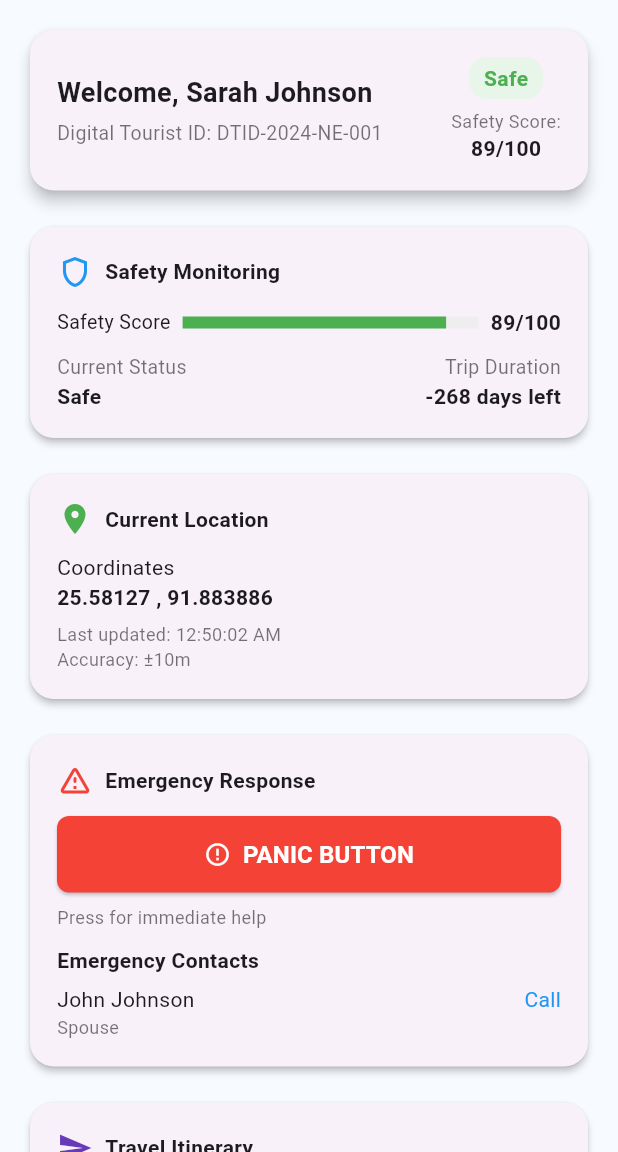
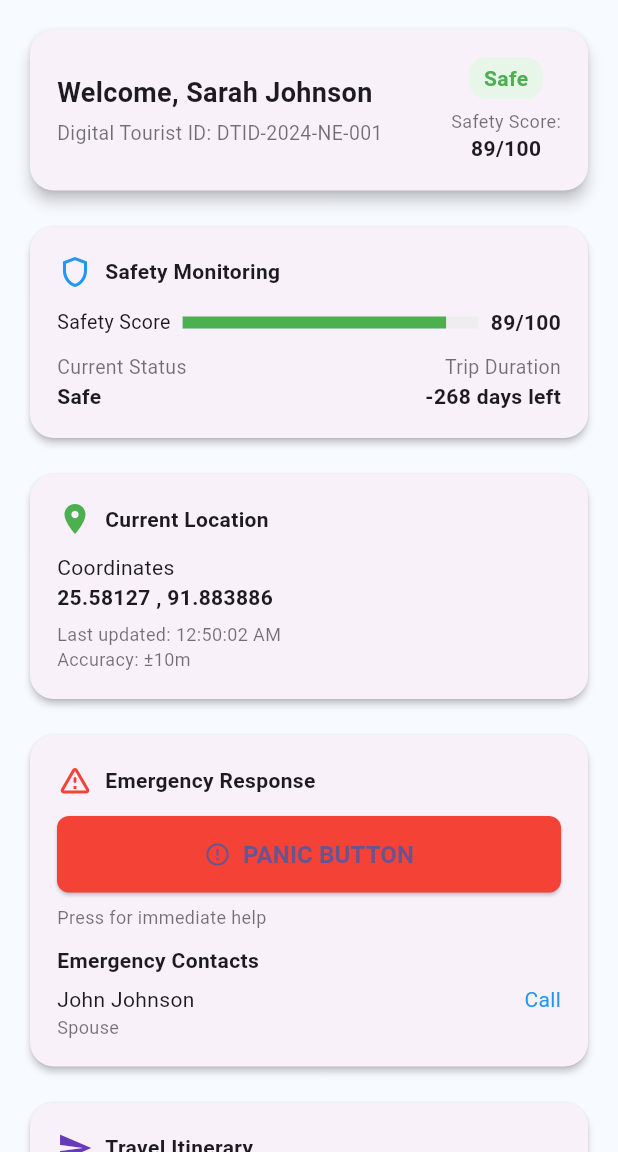
Before and after one commit to JagdishSingh01/safeTripApp-Humsafar-, a Flutter app: the TouristDashboardScreen screen opened directly, on a phone screen of 412 x 824 dp, the part 84-1236 px from its top. Run offline on Flutter 3.47's test engine with Material 3 defaults, Android fonts, the phone set to English and light mode, and no system bars; our stand-ins replace equatable, flutter_bloc.

Commit message:
made the panic alert button for tourists

```diff
--- a/lib/presentation/bloc/emergency_bloc/emergency_bloc.dart
+++ b/lib/presentation/bloc/emergency_bloc/emergency_bloc.dart
@@ -1,14 +1,11 @@
 import 'package:flutter_bloc/flutter_bloc.dart';
-// import 'package:equatable/equatable.dart';
+import 'package:equatable/equatable.dart';
 
 part 'emergency_event.dart';
 part 'emergency_state.dart';
 
 class EmergencyBloc extends Bloc<EmergencyEvent, EmergencyState> {
-  // In a real app, you would inject a repository here.
-  // Example: final EmergencyRepository _emergencyRepository;
-  // EmergencyBloc(this._emergencyRepository) : super(EmergencyState());
-  EmergencyBloc() : super(EmergencyState()) {
+  EmergencyBloc() : super(const EmergencyState()) {
     on<PanicButtonPressed>(_onPanicButtonPressed);
   }
 
@@ -16,19 +13,12 @@ class EmergencyBloc extends Bloc<EmergencyEvent, EmergencyState> {
     PanicButtonPressed event,
     Emitter<EmergencyState> emit,
   ) async {
-    // Emit 'sending' state to update the UI
-    emit(EmergencyState(status: EmergencyStatus.sending));
-
+    emit(const EmergencyState(status: EmergencyStatus.sending));
     try {
-      // Simulate API call to send the alert.
-      // In a real app, this would be `_emergencyRepository.sendAlert()`.
       await Future.delayed(const Duration(seconds: 2));
-
-      // Emit 'sent' state on success.
-      emit(EmergencyState(status: EmergencyStatus.sent));
+      emit(const EmergencyState(status: EmergencyStatus.sent));
     } catch (e) {
-      // Emit 'initial' state or an 'error' state on failure.
-      emit(EmergencyState(status: EmergencyStatus.initial));
+      emit(const EmergencyState(status: EmergencyStatus.initial));
     }
   }
 }
--- a/lib/presentation/bloc/emergency_bloc/emergency_event.dart
+++ b/lib/presentation/bloc/emergency_bloc/emergency_event.dart
@@ -1,5 +1,11 @@
 part of 'emergency_bloc.dart';
 
-abstract class EmergencyEvent {}
+abstract class EmergencyEvent extends Equatable {
+  const EmergencyEvent();
+  @override
+  List<Object?> get props => [];
+}
 
-class PanicButtonPressed extends EmergencyEvent {}
+class PanicButtonPressed extends EmergencyEvent {
+  const PanicButtonPressed();
+}
--- a/lib/presentation/bloc/emergency_bloc/emergency_state.dart
+++ b/lib/presentation/bloc/emergency_bloc/emergency_state.dart
@@ -2,7 +2,10 @@ part of 'emergency_bloc.dart';
 
 enum EmergencyStatus { initial, sending, sent }
 
-class EmergencyState {
+class EmergencyState extends Equatable {
   final EmergencyStatus status;
-  EmergencyState({this.status = EmergencyStatus.initial});
+  const EmergencyState({this.status = EmergencyStatus.initial});
+
+  @override
+  List<Object?> get props => [status];
 }
--- a/lib/presentation/screens/emergency_response_card.dart
+++ b/lib/presentation/screens/emergency_response_card.dart
@@ -27,9 +27,9 @@ class EmergencyResponseCard extends StatelessWidget {
             BlocBuilder<EmergencyBloc, EmergencyState>(
               builder: (context, state) {
                 if (state.status == EmergencyStatus.sent) {
-                  return buildAlertSentButton();
+                  return const _AlertSentButton();
                 } else {
-                  return buildPanicButton(context, state.status);
+                  return const _PanicButton();
                 }
               },
             ),
@@ -51,8 +51,15 @@ class EmergencyResponseCard extends StatelessWidget {
       ),
     );
   }
+}
 
-  Widget buildPanicButton(BuildContext context, EmergencyStatus status) {
+// Private helper widget for the panic button.
+class _PanicButton extends StatelessWidget {
+  const _PanicButton({Key? key}) : super(key: key);
+
+  @override
+  Widget build(BuildContext context) {
+    final status = context.watch<EmergencyBloc>().state.status;
     return SizedBox(
       width: double.infinity,
       child: ElevatedButton.icon(
@@ -62,7 +69,6 @@ class EmergencyResponseCard extends StatelessWidget {
           padding: const EdgeInsets.symmetric(vertical: 14),
         ),
         onPressed: status == EmergencyStatus.sending ? null : () {
-          // Add the event to the BLoC on button press.
           BlocProvider.of<EmergencyBloc>(context).add(PanicButtonPressed());
         },
         icon: const Icon(Icons.error_outline),
@@ -73,8 +79,14 @@ class EmergencyResponseCard extends StatelessWidget {
       ),
     );
   }
+}
 
-  Widget buildAlertSentButton() {
+// Private helper widget for the alert sent button.
+class _AlertSentButton extends StatelessWidget {
+  const _AlertSentButton({Key? key}) : super(key: key);
+
+  @override
+  Widget build(BuildContext context) {
     return SizedBox(
       width: double.infinity,
       child: ElevatedButton.icon(
--- a/lib/presentation/screens/tourist_dashboard_screen.dart
+++ b/lib/presentation/screens/tourist_dashboard_screen.dart
@@ -1,4 +1,9 @@
+// lib/tourist_dashboard_screen.dart
+
 import 'package:flutter/material.dart';
+import 'package:flutter_bloc/flutter_bloc.dart';
+import 'emergency_response_card.dart'; // Import the correct file
+import '../bloc/emergency_bloc/emergency_bloc.dart';
 
 class TouristDashboardScreen extends StatelessWidget {
   const TouristDashboardScreen({Key? key}) : super(key: key);
@@ -11,15 +16,24 @@ class TouristDashboardScreen extends StatelessWidget {
           padding: EdgeInsets.zero,
           children: [
             DrawerHeader(
-              decoration: BoxDecoration(
-                color: Colors.blue.shade700,
-              ),
+              decoration: BoxDecoration(color: Colors.blue.shade700),
               child: Column(
                 crossAxisAlignment: CrossAxisAlignment.start,
                 children: const [
-                  CircleAvatar(radius: 28, backgroundColor: Colors.white, child: Icon(Icons.person, size: 36, color: Colors.blue)),
+                  CircleAvatar(
+                    radius: 28,
+                    backgroundColor: Colors.white,
+                    child: Icon(Icons.person, size: 36, color: Colors.blue),
+                  ),
                   SizedBox(height: 10),
-                  Text('Rajesh Sharma', style: TextStyle(color: Colors.white, fontWeight: FontWeight.bold, fontSize: 18)),
+                  Text(
+                    'Rajesh Sharma',
+                    style: TextStyle(
+                      color: Colors.white,
+                      fontWeight: FontWeight.bold,
+                      fontSize: 18,
+                    ),
+                  ),
                   Text('Tourist', style: TextStyle(color: Colors.white70)),
                 ],
               ),
@@ -50,7 +64,9 @@ class TouristDashboardScreen extends StatelessWidget {
           children: [
             // Welcome Card
             Card(
-              shape: RoundedRectangleBorder(borderRadius: BorderRadius.circular(16)),
+              shape: RoundedRectangleBorder(
+                borderRadius: BorderRadius.circular(16),
+              ),
               elevation: 4,
               child: Padding(
                 padding: const EdgeInsets.all(18),
@@ -60,25 +76,52 @@ class TouristDashboardScreen extends StatelessWidget {
                       child: Column(
                         crossAxisAlignment: CrossAxisAlignment.start,
                         children: const [
-                          Text('Welcome, Sarah Johnson', style: TextStyle(fontWeight: FontWeight.bold, fontSize: 18)),
+                          Text(
+                            'Welcome, Sarah Johnson',
+                            style: TextStyle(
+                              fontWeight: FontWeight.bold,
+                              fontSize: 18,
+                            ),
+                          ),
                           SizedBox(height: 4),
-                          Text('Digital Tourist ID: DTID-2024-NE-001', style: TextStyle(fontSize: 13, color: Colors.black54)),
+                          Text(
+                            'Digital Tourist ID: DTID-2024-NE-001',
+                            style: TextStyle(
+                              fontSize: 13,
+                              color: Colors.black54,
+                            ),
+                          ),
                         ],
                       ),
                     ),
                     Column(
                       children: [
                         Container(
-                          padding: const EdgeInsets.symmetric(horizontal: 10, vertical: 4),
+                          padding: const EdgeInsets.symmetric(
+                            horizontal: 10,
+                            vertical: 4,
+                          ),
                           decoration: BoxDecoration(
                             color: Colors.green.shade50,
                             borderRadius: BorderRadius.circular(12),
                           ),
-                          child: const Text('Safe', style: TextStyle(color: Colors.green, fontWeight: FontWeight.bold)),
+                          child: const Text(
+                            'Safe',
+                            style: TextStyle(
+                              color: Colors.green,
+                              fontWeight: FontWeight.bold,
+                            ),
+                          ),
                         ),
                         const SizedBox(height: 6),
-                        const Text('Safety Score:', style: TextStyle(fontSize: 12, color: Colors.black54)),
-                        const Text('89/100', style: TextStyle(fontWeight: FontWeight.bold)),
+                        const Text(
+                          'Safety Score:',
+                          style: TextStyle(fontSize: 12, color: Colors.black54),
+                        ),
+                        const Text(
+                          '89/100',
+                          style: TextStyle(fontWeight: FontWeight.bold),
+                        ),
                       ],
                     ),
                   ],
@@ -88,7 +131,9 @@ class TouristDashboardScreen extends StatelessWidget {
             const SizedBox(height: 16),
             // Safety Monitoring Card
             Card(
-              shape: RoundedRectangleBorder(borderRadius: BorderRadius.circular(16)),
+              shape: RoundedRectangleBorder(
+                borderRadius: BorderRadius.circular(16),
+              ),
               elevation: 2,
               child: Padding(
                 padding: const EdgeInsets.all(18),
@@ -99,13 +144,19 @@ class TouristDashboardScreen extends StatelessWidget {
                       children: const [
                         Icon(Icons.shield_outlined, color: Colors.blue),
                         SizedBox(width: 8),
-                        Text('Safety Monitoring', style: TextStyle(fontWeight: FontWeight.bold)),
+                        Text(
+                          'Safety Monitoring',
+                          style: TextStyle(fontWeight: FontWeight.bold),
+                        ),
                       ],
                     ),
                     const SizedBox(height: 12),
                     Row(
                       children: [
-                        const Text('Safety Score', style: TextStyle(fontSize: 13)),
+                        const Text(
+                          'Safety Score',
+                          style: TextStyle(fontSize: 13),
+                        ),
                         const SizedBox(width: 8),
                         Expanded(
                           child: LinearProgressIndicator(
@@ -116,22 +167,37 @@ class TouristDashboardScreen extends StatelessWidget {
                           ),
                         ),
                         const SizedBox(width: 8),
-                        const Text('89/100', style: TextStyle(fontWeight: FontWeight.bold)),
+                        const Text(
+                          '89/100',
+                          style: TextStyle(fontWeight: FontWeight.bold),
+                        ),
                       ],
                     ),
                     const SizedBox(height: 10),
                     Row(
                       mainAxisAlignment: MainAxisAlignment.spaceBetween,
                       children: const [
-                        Text('Current Status', style: TextStyle(fontSize: 13, color: Colors.black54)),
-                        Text('Trip Duration', style: TextStyle(fontSize: 13, color: Colors.black54)),
+                        Text(
+                          'Current Status',
+                          style: TextStyle(fontSize: 13, color: Colors.black54),
+                        ),
+                        Text(
+                          'Trip Duration',
+                          style: TextStyle(fontSize: 13, color: Colors.black54),
+                        ),
                       ],
                     ),
                     Row(
                       mainAxisAlignment: MainAxisAlignment.spaceBetween,
                       children: const [
-                        Text('Safe', style: TextStyle(fontWeight: FontWeight.bold)),
-                        Text('-268 days left', style: TextStyle(fontWeight: FontWeight.bold)),
+                        Text(
+                          'Safe',
+                          style: TextStyle(fontWeight: FontWeight.bold),
+                        ),
+                        Text(
+                          '-268 days left',
+                          style: TextStyle(fontWeight: FontWeight.bold),
+                        ),
                       ],
                     ),
                   ],
@@ -141,7 +207,9 @@ class TouristDashboardScreen extends StatelessWidget {
             const SizedBox(height: 16),
             // Current Location Card
             Card(
-              shape: RoundedRectangleBorder(borderRadius: BorderRadius.circular(16)),
+              shape: RoundedRectangleBorder(
+                borderRadius: BorderRadius.circular(16),
+              ),
               elevation: 2,
               child: Padding(
                 padding: const EdgeInsets.all(18),
@@ -152,83 +220,43 @@ class TouristDashboardScreen extends StatelessWidget {
                       children: [
                         Icon(Icons.location_on, color: Colors.green),
                         SizedBox(width: 8),
-                        Text('Current Location', style: TextStyle(fontWeight: FontWeight.bold)),
+                        Text(
+                          'Current Location',
+                          style: TextStyle(fontWeight: FontWeight.bold),
+                        ),
                       ],
                     ),
                     SizedBox(height: 10),
                     Text('Coordinates'),
-                    Text('25.58127 , 91.883886', style: TextStyle(fontWeight: FontWeight.bold)),
+                    Text(
+                      '25.58127 , 91.883886',
+                      style: TextStyle(fontWeight: FontWeight.bold),
+                    ),
                     SizedBox(height: 6),
-                    Text('Last updated: 12:50:02 AM', style: TextStyle(fontSize: 12, color: Colors.black54)),
-                    Text('Accuracy: ±10m', style: TextStyle(fontSize: 12, color: Colors.black54)),
+                    Text(
+                      'Last updated: 12:50:02 AM',
+                      style: TextStyle(fontSize: 12, color: Colors.black54),
+                    ),
+                    Text(
+                      'Accuracy: ±10m',
+                      style: TextStyle(fontSize: 12, color: Colors.black54),
+                    ),
                   ],
                 ),
               ),
             ),
             const SizedBox(height: 16),
-            // Emergency Response Card
-            Card(
-              shape: RoundedRectangleBorder(borderRadius: BorderRadius.circular(16)),
-              elevation: 2,
-              child: Padding(
-                padding: const EdgeInsets.all(18),
-                child: Column(
-                  crossAxisAlignment: CrossAxisAlignment.start,
-                  children: [
-                    Row(
-                      children: const [
-                        Icon(Icons.warning_amber_rounded, color: Colors.red),
-                        SizedBox(width: 8),
-                        Text('Emergency Response', style: TextStyle(fontWeight: FontWeight.bold)),
-                      ],
-                    ),
-                    const SizedBox(height: 12),
-                    SizedBox(
-                      width: double.infinity,
-                      child: ElevatedButton.icon(
-                        style: ElevatedButton.styleFrom(
-                          backgroundColor: Colors.red,
-                          shape: RoundedRectangleBorder(
-                            borderRadius: BorderRadius.circular(8),
-                          ),
-                          padding: const EdgeInsets.symmetric(vertical: 14),
-                        ),
-                        onPressed: () {},
-                        icon: const Icon(
-                          Icons.error_outline, // The warning/alert icon
-                          color: Colors.white,
-                        ),
-                        label: const Text(
-                          'PANIC BUTTON',
-                          style: TextStyle(
-                            fontWeight: FontWeight.bold,
-                            fontSize: 16,
-                            color: Colors.white,
-                          ),
-                        ),
-                      ),
-                    ),
-                    const SizedBox(height: 8),
-                    const Text('Press for immediate help', style: TextStyle(fontSize: 12, color: Colors.black54)),
-                    const SizedBox(height: 10),
-                    const Text('Emergency Contacts', style: TextStyle(fontWeight: FontWeight.bold)),
-                    const SizedBox(height: 6),
-                    Row(
-                      mainAxisAlignment: MainAxisAlignment.spaceBetween,
-                      children: [
-                        Text('John Johnson'),
-                        Text('Call', style: TextStyle(color: Colors.blue)),
-                      ],
-                    ),
-                    const Text('Spouse', style: TextStyle(fontSize: 12, color: Colors.black54)),
-                  ],
-                ),
-              ),
+            // The Refactored Emergency Response Card
+            BlocProvider(
+              create: (_) => EmergencyBloc(),
+              child: EmergencyResponseCard(),
             ),
             const SizedBox(height: 16),
             // Travel Itinerary Card
             Card(
-              shape: RoundedRectangleBorder(borderRadius: BorderRadius.circular(16)),
+              shape: RoundedRectangleBorder(
+                borderRadius: BorderRadius.circular(16),
+              ),
               elevation: 2,
               child: Padding(
                 padding: const EdgeInsets.all(18),
@@ -239,18 +267,30 @@ class TouristDashboardScreen extends StatelessWidget {
                       children: [
                         Icon(Icons.send, color: Colors.deepPurple),
                         SizedBox(width: 8),
-                        Text('Travel Itinerary', style: TextStyle(fontWeight: FontWeight.bold)),
+                        Text(
+                          'Travel Itinerary',
+                          style: TextStyle(fontWeight: FontWeight.bold),
+                        ),
                       ],
                     ),
                     SizedBox(height: 10),
                     Text('Trip Duration'),
-                    Text('12/15/2024 - 12/22/2024', style: TextStyle(fontWeight: FontWeight.bold)),
+                    Text(
+                      '12/15/2024 - 12/22/2024',
+                      style: TextStyle(fontWeight: FontWeight.bold),
+                    ),
                     SizedBox(height: 6),
                     Text('Destinations'),
-                    Text('Meghalaya, Assam', style: TextStyle(fontWeight: FontWeight.bold)),
+                    Text(
+                      'Meghalaya, Assam',
+                      style: TextStyle(fontWeight: FontWeight.bold),
+                    ),
                     SizedBox(height: 6),
                     Text('Planned Routes'),
-                    Text('Guwahati  →  Shillong  →  Cherrapunji', style: TextStyle(fontWeight: FontWeight.bold)),
+                    Text(
+                      'Guwahati → Shillong → Cherrapunji',
+                      style: TextStyle(fontWeight: FontWeight.bold),
+                    ),
                   ],
                 ),
               ),
--- a/pubspec.yaml
+++ b/pubspec.yaml
@@ -35,6 +35,7 @@ dependencies:
   # Use with the CupertinoIcons class for iOS style icons.
   cupertino_icons: ^1.0.8
   flutter_bloc: ^9.1.1
+  equatable: ^2.0.7
 
 dev_dependencies:
   flutter_test:
```
Also changed, not shown: pubspec.lock.
